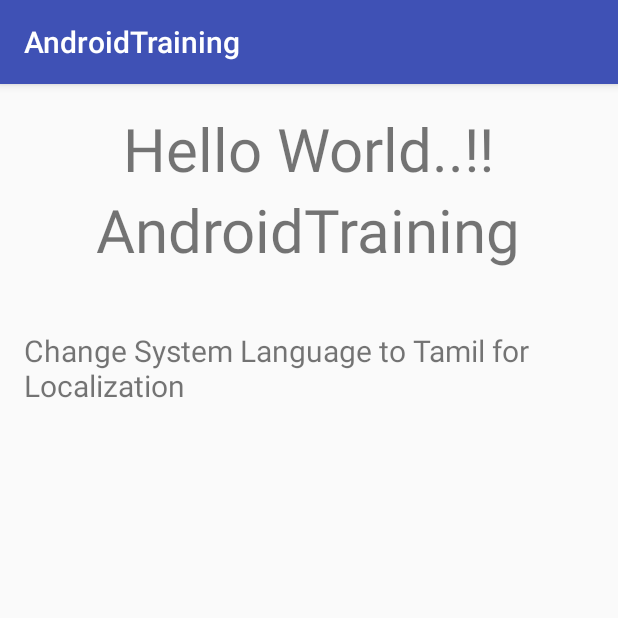
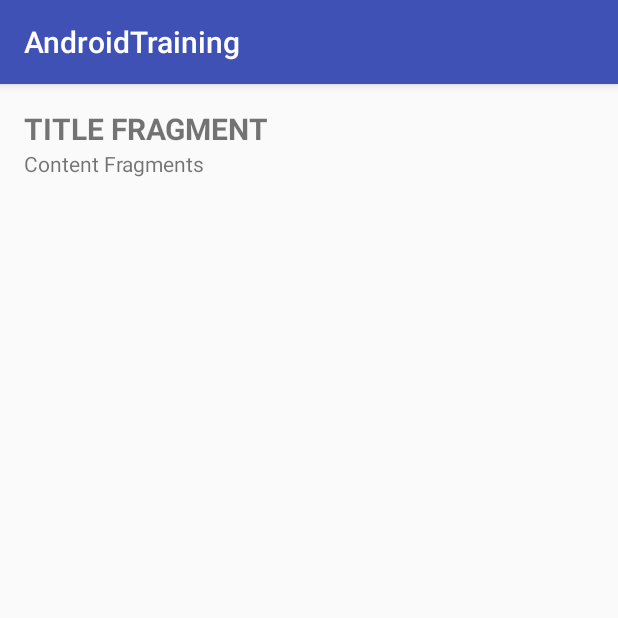
Before and after one commit to gotoark/Android-Training-Examples, an Android app: the screen it shows after launch (SupportingDevices before the commit, Fragments after it), on a phone screen of 412 x 824 dp, the top half of it. Run offline under Robolectric (Android 15) with nearby library versions, the phone set to English and light mode, and no system bars.

Commit message:
Creating Fragments

```diff
--- a/app/build.gradle
+++ b/app/build.gradle
@@ -23,4 +23,5 @@ dependencies {
     compile fileTree(dir: 'libs', include: ['*.jar'])
     testCompile 'junit:junit:4.12'
     compile 'com.android.support:appcompat-v7:25.1.0'
+    compile 'com.android.support:support-v4:25.1.0'
 }
--- a/app/src/main/AndroidManifest.xml
+++ b/app/src/main/AndroidManifest.xml
@@ -8,17 +8,17 @@
         android:label="@string/app_name"
         android:supportsRtl="true"
         android:theme="@style/AppTheme">
-        <activity android:name=".BuildingYourFirstApp.MainActivity">
+        <activity android:name=".BuildingYourFirstApp.MainActivity"></activity>
+        <activity android:name=".BuildingYourFirstApp.DisplayMessage" />
+        <activity android:name=".SupportingDifferentLanguages.SupportingDevices">
 
         </activity>
-        <activity android:name=".BuildingYourFirstApp.DisplayMessage" />
-        <activity android:name=".SupportingDevices">
+        <activity android:name=".Building_Dynamic_UI_with_Fragments.Fragments">
             <intent-filter>
                 <action android:name="android.intent.action.MAIN" />
 
                 <category android:name="android.intent.category.LAUNCHER" />
             </intent-filter>
-
         </activity>
     </application>
 
--- /dev/null
+++ b/app/src/main/java/application/arkthepro/com/androidtraining/Building_Dynamic_UI_with_Fragments/Content.java
@@ -0,0 +1,20 @@
+package application.arkthepro.com.androidtraining.Building_Dynamic_UI_with_Fragments;
+import android.os.Bundle;
+import android.support.v4.app.Fragment;
+import android.view.LayoutInflater;
+import android.view.View;
+import android.view.ViewGroup;
+
+import application.arkthepro.com.androidtraining.R;
+
+public class Content extends Fragment {
+
+    @Override
+    public View onCreateView(LayoutInflater inflater, ViewGroup container,
+                             Bundle savedInstanceState) {
+        // Inflate the layout for this fragment
+        return inflater.inflate(R.layout.fragment_content, container, false);
+    }
+
+
+}
--- /dev/null
+++ b/app/src/main/java/application/arkthepro/com/androidtraining/Building_Dynamic_UI_with_Fragments/Fragments.java
@@ -0,0 +1,16 @@
+package application.arkthepro.com.androidtraining.Building_Dynamic_UI_with_Fragments;
+
+import android.support.v7.app.AppCompatActivity;
+import android.os.Bundle;
+
+import application.arkthepro.com.androidtraining.R;
+
+public class Fragments extends AppCompatActivity {
+
+    @Override
+    protected void onCreate(Bundle savedInstanceState) {
+        super.onCreate(savedInstanceState);
+        setContentView(R.layout.activity_fragments);
+
+    }
+}
--- /dev/null
+++ b/app/src/main/java/application/arkthepro/com/androidtraining/Building_Dynamic_UI_with_Fragments/Title.java
@@ -0,0 +1,21 @@
+package application.arkthepro.com.androidtraining.Building_Dynamic_UI_with_Fragments;
+import android.os.Bundle;
+import android.support.v4.app.Fragment;
+import android.view.LayoutInflater;
+import android.view.View;
+import android.view.ViewGroup;
+
+import application.arkthepro.com.androidtraining.R;
+
+
+public class Title extends Fragment {
+
+    @Override
+    public View onCreateView(LayoutInflater inflater, ViewGroup container,
+                             Bundle savedInstanceState) {
+        // Inflate the layout for this fragment
+        return inflater.inflate(R.layout.fragment_title, container, false);
+    }
+
+
+}
--- a/app/src/main/java/application/arkthepro/com/androidtraining/SupportingDevices.java
+++ b/app/src/main/java/application/arkthepro/com/androidtraining/SupportingDifferentLanguages/SupportingDevices.java
@@ -1,4 +1,4 @@
-package application.arkthepro.com.androidtraining;
+package application.arkthepro.com.androidtraining.SupportingDifferentLanguages;
 
 import android.content.Context;
 import android.content.Intent;
@@ -11,6 +11,8 @@ import android.widget.Switch;
 
 import java.util.Locale;
 
+import application.arkthepro.com.androidtraining.R;
+
 public class SupportingDevices extends AppCompatActivity {
 
     @Override
--- /dev/null
+++ b/app/src/main/res/layout/activity_fragments.xml
@@ -0,0 +1,26 @@
+<?xml version="1.0" encoding="utf-8"?>
+<LinearLayout xmlns:android="http://schemas.android.com/apk/res/android"
+    xmlns:tools="http://schemas.android.com/tools"
+    android:layout_width="match_parent"
+    android:layout_height="match_parent"
+    android:paddingBottom="@dimen/activity_vertical_margin"
+    android:paddingLeft="@dimen/activity_horizontal_margin"
+    android:paddingRight="@dimen/activity_horizontal_margin"
+    android:paddingTop="@dimen/activity_vertical_margin"
+    android:orientation="vertical"
+    tools:context=".Building_Dynamic_UI_with_Fragments.Fragments">
+<fragment
+    android:id="@+id/title"
+    android:name="application.arkthepro.com.androidtraining.Building_Dynamic_UI_with_Fragments.Title"
+    android:layout_width="match_parent"
+    android:layout_height="wrap_content">
+
+</fragment>
+    <fragment
+        android:id="@+id/Content"
+        android:name="application.arkthepro.com.androidtraining.Building_Dynamic_UI_with_Fragments.Content"
+        android:layout_width="match_parent"
+        android:layout_height="wrap_content">
+
+    </fragment>
+</LinearLayout>
--- a/app/src/main/res/layout/activity_supporting_devices.xml
+++ b/app/src/main/res/layout/activity_supporting_devices.xml
@@ -8,7 +8,7 @@
     android:paddingRight="@dimen/activity_horizontal_margin"
     android:paddingTop="@dimen/activity_vertical_margin"
     android:orientation="vertical"
-    tools:context="application.arkthepro.com.androidtraining.SupportingDevices">
+    tools:context=".SupportingDifferentLanguages.SupportingDevices">
     <TextView
         android:layout_gravity="center"
         android:layout_width="wrap_content"
--- /dev/null
+++ b/app/src/main/res/layout/fragment_content.xml
@@ -0,0 +1,25 @@
+<LinearLayout xmlns:android="http://schemas.android.com/apk/res/android"
+    xmlns:tools="http://schemas.android.com/tools"
+    android:layout_width="match_parent"
+    android:layout_height="match_parent"
+    android:orientation="horizontal"
+    tools:context=".Building_Dynamic_UI_with_Fragments.Content">
+    <!-- TODO: Update blank fragment layout -->
+    <TextView
+        android:layout_width="match_parent"
+        android:layout_height="match_parent"
+        android:text="Content Fragments" />
+    <TextView
+        android:layout_width="match_parent"
+        android:layout_height="match_parent"
+        android:text="Content Fragments" />
+    <TextView
+        android:layout_width="match_parent"
+        android:layout_height="match_parent"
+        android:text="Content Fragments" />
+    <TextView
+        android:layout_width="match_parent"
+        android:layout_height="match_parent"
+        android:text="Content Fragments" />
+
+</LinearLayout>
--- /dev/null
+++ b/app/src/main/res/layout/fragment_title.xml
@@ -0,0 +1,15 @@
+<FrameLayout xmlns:android="http://schemas.android.com/apk/res/android"
+    xmlns:tools="http://schemas.android.com/tools"
+    android:layout_width="match_parent"
+    android:layout_height="match_parent"
+    tools:context=".Building_Dynamic_UI_with_Fragments.Title">
+
+    <!-- TODO: Update blank fragment layout -->
+    <TextView
+        android:layout_width="match_parent"
+        android:layout_height="match_parent"
+        android:text="TITLE FRAGMENT"
+        android:textSize="20dp"
+        android:textStyle="bold"/>
+
+</FrameLayout>
--- a/app/src/main/res/values/strings.xml
+++ b/app/src/main/res/values/strings.xml
@@ -5,4 +5,7 @@
     <string name="welcome_text">Hello World..!!</string>
     <string name="english">English</string>
     <string name="tamil">Tamil</string>
+
+    <!-- TODO: Remove or change this placeholder text -->
+    <string name="hello_blank_fragment">Hello blank fragment</string>
 </resources>
```
